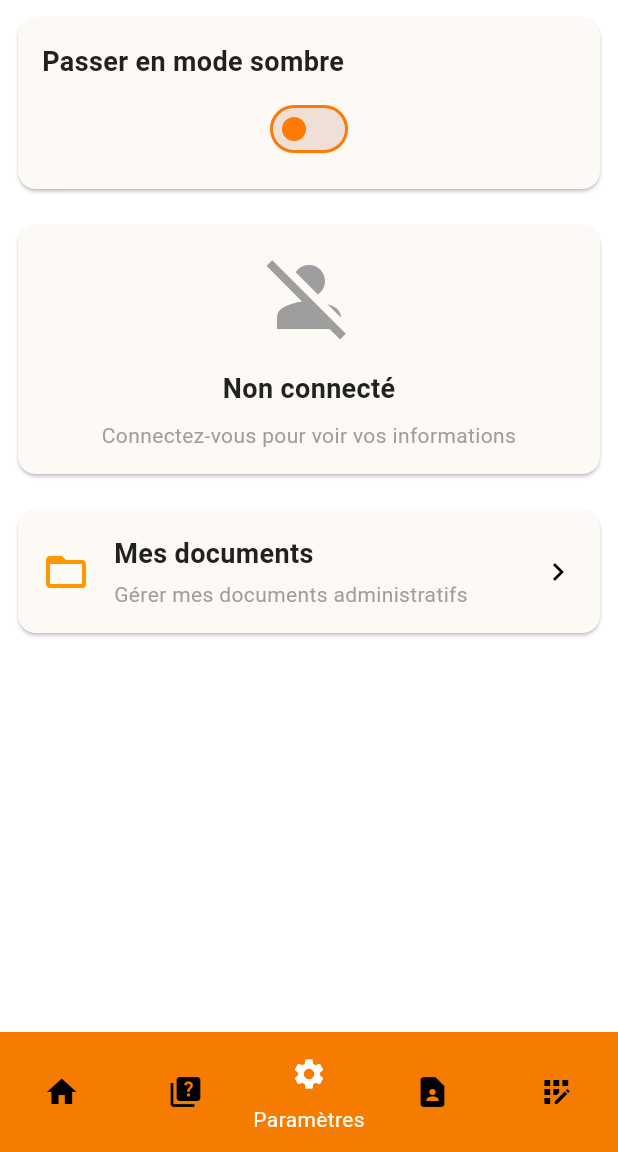
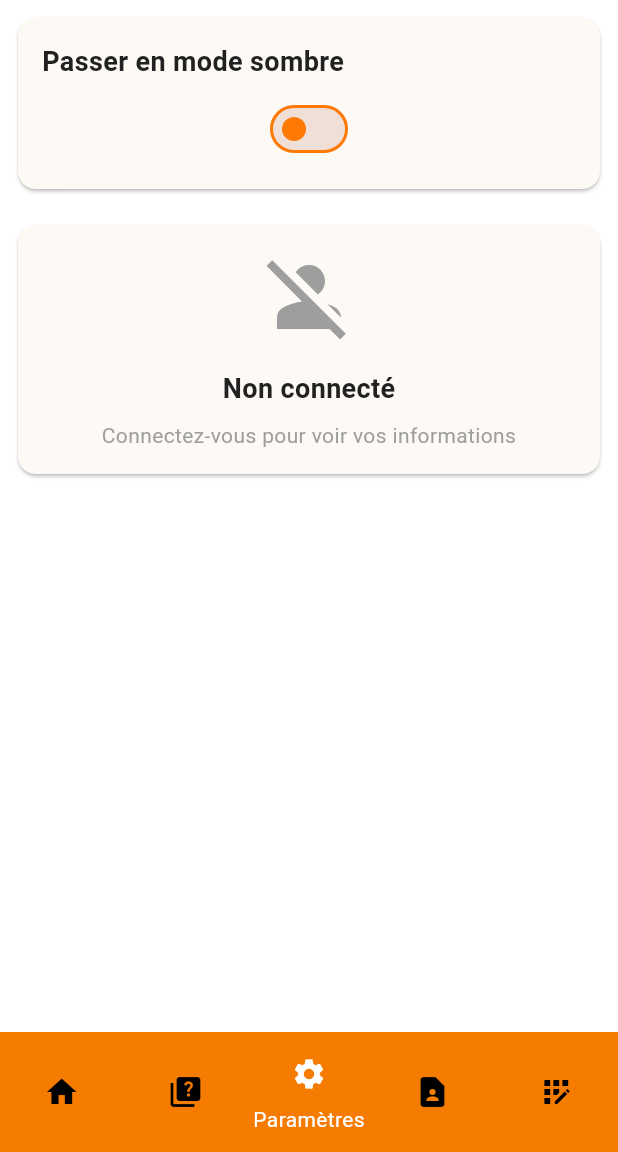
Before and after one commit to slouowzee/CDS49-mobile, a Flutter app: the screen it shows after launch, item 3 of the bottom bar chosen, on a phone screen of 412 x 824 dp, the part 84-1236 px from its top. Run offline on Flutter 3.47's test engine with Material 3 defaults, Android fonts, the phone set to English and light mode, and no system bars; our stand-ins replace flutter_map, latlong2, shared_preferences; accounts and stored records are empty; Roboto replaces fonts that are missing (Segoe UI).

Commit message:
jai pas de lot 3 donc suppression

```diff
--- a/lib/screens/screen_param/param_app.dart
+++ b/lib/screens/screen_param/param_app.dart
@@ -2,7 +2,6 @@ import 'package:flutter/material.dart';
 import 'package:mobil_cds49/models/usr.dart';
 import 'package:mobil_cds49/services/api/gestionUsr/usr_api.dart';
 import 'package:mobil_cds49/services/theme/gestion_theme.dart';
-import 'package:mobil_cds49/screens/screen_documents/mes_documents.dart';
 
 
 // Ecran de paramètres de l'application
@@ -134,55 +133,6 @@ class _ParamAppState extends State<ParamApp> {
                               ),
                   ),
                 ),
-                Card(
-                  margin: EdgeInsets.all(12),
-                  child: InkWell(
-                    onTap: () {
-                      Navigator.push(
-                        context,
-                        MaterialPageRoute(
-                          builder: (context) => const MesDocuments(),
-                        ),
-                      );
-                    },
-                    child: Padding(
-                      padding: EdgeInsets.all(16),
-                      child: Row(
-                        children: [
-                          Icon(
-                            Icons.folder_open,
-                            size: 32,
-                            color: Colors.orange,
-                          ),
-                          SizedBox(width: 16),
-                          Expanded(
-                            child: Column(
-                              crossAxisAlignment: CrossAxisAlignment.start,
-                              children: [
-                                Text(
-                                  'Mes documents',
-                                  style: TextStyle(
-                                    fontSize: 18,
-                                    fontWeight: FontWeight.bold,
-                                  ),
-                                ),
-                                SizedBox(height: 4),
-                                Text(
-                                  'Gérer mes documents administratifs',
-                                  style: TextStyle(
-                                    fontSize: 14,
-                                    color: Colors.grey,
-                                  ),
-                                ),
-                              ],
-                            ),
-                          ),
-                          Icon(Icons.chevron_right),
-                        ],
-                      ),
-                    ),
-                  ),
-                ),
               ],
             ),
           ),
--- a/lib/services/api/gestionDocument/document_api.dart
+++ /dev/null
@@ -1,88 +0,0 @@
-import 'dart:convert';
-import 'dart:io';
-import 'package:http/http.dart' as http;
-import 'package:mobil_cds49/models/demande_document.dart';
-import 'package:mobil_cds49/services/api/config.dart';
-import 'package:mobil_cds49/services/gestion_token/token.dart';
-import 'package:path/path.dart' as path;
-
-/// Service API pour la gestion des documents
-class DocumentApi {
-
-  /// Récupère les demandes de documents pour l'élève connecté
-  Future<List<DemandeDocument>> getDemandesDocuments() async {
-    print('\n[DEBUG DOCUMENTS] ═══════════════════════════════════════');
-    print('[DEBUG DOCUMENTS] 📄 Récupération des demandes de documents');
-
-    final token = await GestionToken.getToken();
-    if (token == null) {
-      print('[DEBUG DOCUMENTS] ❌ Pas de token disponible');
-      throw Exception('Non authentifié');
-    }
-
-    final response = await http.get(
-      Uri.parse('${AppConfig.apiBaseUrl}/api/eleve/demandes-documents'),
-      headers: {
-        'Authorization': 'Bearer $token',
-        'Content-Type': 'application/json',
-      },
-    );
-
-    print('[DEBUG DOCUMENTS] 📥 Status: ${response.statusCode}');
-
-    if (response.statusCode == 200) {
-      final Map<String, dynamic> jsonData = json.decode(response.body);
-      final List<dynamic> listeDemandes = jsonData['data'] ?? [];
-
-      print('[DEBUG DOCUMENTS] ✅ ${listeDemandes.length} demandes récupérées');
-      print('[DEBUG DOCUMENTS] ═══════════════════════════════════════\n');
-
-      return listeDemandes.map((d) => DemandeDocument.fromJson(d)).toList();
-    } else {
-      print('[DEBUG DOCUMENTS] ❌ Erreur HTTP ${response.statusCode}');
-      print('[DEBUG DOCUMENTS] ═══════════════════════════════════════\n');
-      throw Exception('Erreur lors de la récupération des demandes');
-    }
-  }
-
-  /// Téléverse un document pour une demande
-  Future<bool> televerserDocument(int idDemande, File fichier) async {
-    print('\n[DEBUG DOCUMENTS] ═══════════════════════════════════════');
-    print('[DEBUG DOCUMENTS] 📤 Téléversement d\'un document');
-    print('[DEBUG DOCUMENTS] 🆔 ID Demande: $idDemande');
-    print('[DEBUG DOCUMENTS] 📁 Fichier: ${path.basename(fichier.path)}');
-
-    final token = await GestionToken.getToken();
-    if (token == null) {
-      print('[DEBUG DOCUMENTS] ❌ Pas de token disponible');
-      throw Exception('Non authentifié');
-    }
-
-    var request = http.MultipartRequest(
-      'POST',
-      Uri.parse('${AppConfig.apiBaseUrl}/api/eleve/demandes-documents/$idDemande/televerser'),
-    );
-
-    request.headers['Authorization'] = 'Bearer $token';
-    request.files.add(await http.MultipartFile.fromPath(
-      'document',
-      fichier.path,
-    ));
-
-    final streamedResponse = await request.send();
-    final response = await http.Response.fromStream(streamedResponse);
-
-    print('[DEBUG DOCUMENTS] 📥 Status: ${response.statusCode}');
-
-    if (response.statusCode == 200 || response.statusCode == 201) {
-      print('[DEBUG DOCUMENTS] ✅ Document téléversé avec succès');
-      print('[DEBUG DOCUMENTS] ═══════════════════════════════════════\n');
-      return true;
-    } else {
-      print('[DEBUG DOCUMENTS] ❌ Erreur HTTP ${response.statusCode}');
-      print('[DEBUG DOCUMENTS] Body: ${response.body}');
-      print('[DEBUG DOCUMENTS] ═══════════════════════════════════════\n');
-      return false;
-    }
-  }
-}
```
Also changed, not shown: lib/models/demande_document.dart (deleted, +0 -81 lines), lib/screens/screen_doc/mes_documents.dart (deleted, +0 -48 lines), lib/screens/screen_documents/mes_documents.dart (deleted, +0 -302 lines).
